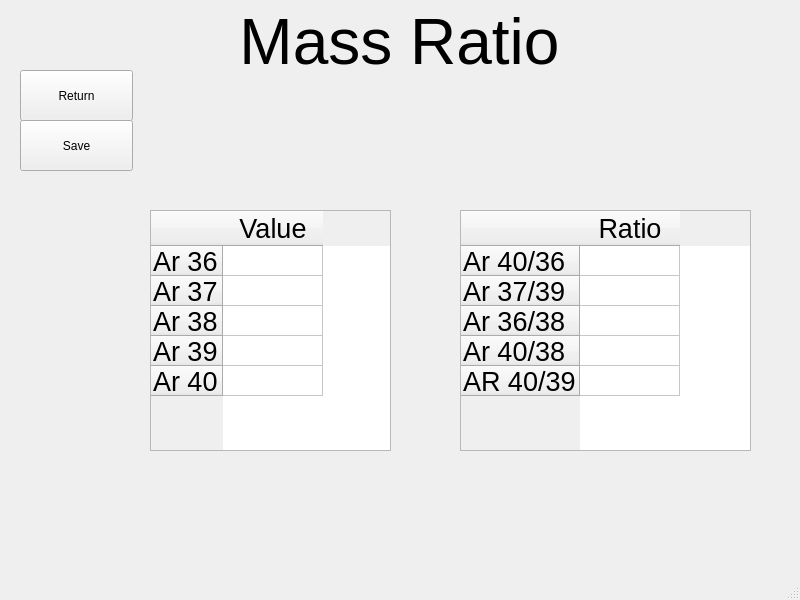
AndrewLiu0725/pyADR, file UI/MassRatio.ui: the form before one commit.
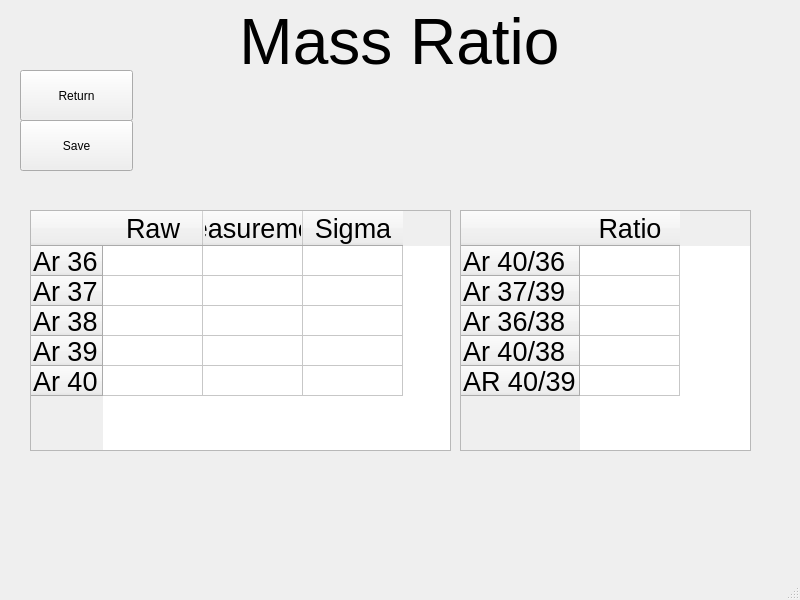
The form after the commit.

```diff
--- a/UI/MassRatio.ui
+++ b/UI/MassRatio.ui
@@ -161,9 +161,9 @@
    <widget class="QTableWidget" name="ValueTable">
     <property name="geometry">
      <rect>
-      <x>150</x>
+      <x>30</x>
       <y>210</y>
-      <width>241</width>
+      <width>421</width>
       <height>241</height>
      </rect>
     </property>
@@ -219,7 +219,27 @@
     </row>
     <column>
      <property name="text">
-      <string>Value</string>
+      <string>Raw</string>
+     </property>
+     <property name="font">
+      <font>
+       <pointsize>20</pointsize>
+      </font>
+     </property>
+    </column>
+    <column>
+     <property name="text">
+      <string>Measurement</string>
+     </property>
+     <property name="font">
+      <font>
+       <pointsize>20</pointsize>
+      </font>
+     </property>
+    </column>
+    <column>
+     <property name="text">
+      <string>Sigma</string>
      </property>
      <property name="font">
       <font>
@@ -237,6 +257,20 @@
       </font>
      </property>
     </item>
+    <item row="0" column="1">
+     <property name="font">
+      <font>
+       <pointsize>20</pointsize>
+      </font>
+     </property>
+    </item>
+    <item row="0" column="2">
+     <property name="font">
+      <font>
+       <pointsize>20</pointsize>
+      </font>
+     </property>
+    </item>
     <item row="1" column="0">
      <property name="text">
       <string/>
@@ -247,6 +281,20 @@
       </font>
      </property>
     </item>
+    <item row="1" column="1">
+     <property name="font">
+      <font>
+       <pointsize>20</pointsize>
+      </font>
+     </property>
+    </item>
+    <item row="1" column="2">
+     <property name="font">
+      <font>
+       <pointsize>20</pointsize>
+      </font>
+     </property>
+    </item>
     <item row="2" column="0">
      <property name="text">
       <string/>
@@ -257,6 +305,20 @@
       </font>
      </property>
     </item>
+    <item row="2" column="1">
+     <property name="font">
+      <font>
+       <pointsize>20</pointsize>
+      </font>
+     </property>
+    </item>
+    <item row="2" column="2">
+     <property name="font">
+      <font>
+       <pointsize>20</pointsize>
+      </font>
+     </property>
+    </item>
     <item row="3" column="0">
      <property name="text">
       <string/>
@@ -267,6 +329,20 @@
       </font>
      </property>
     </item>
+    <item row="3" column="1">
+     <property name="font">
+      <font>
+       <pointsize>20</pointsize>
+      </font>
+     </property>
+    </item>
+    <item row="3" column="2">
+     <property name="font">
+      <font>
+       <pointsize>20</pointsize>
+      </font>
+     </property>
+    </item>
     <item row="4" column="0">
      <property name="text">
       <string/>
@@ -277,6 +353,23 @@
       </font>
      </property>
     </item>
+    <item row="4" column="1">
+     <property name="text">
+      <string/>
+     </property>
+     <property name="font">
+      <font>
+       <pointsize>20</pointsize>
+      </font>
+     </property>
+    </item>
+    <item row="4" column="2">
+     <property name="font">
+      <font>
+       <pointsize>20</pointsize>
+      </font>
+     </property>
+    </item>
    </widget>
   </widget>
   <widget class="QMenuBar" name="menubar">
```
